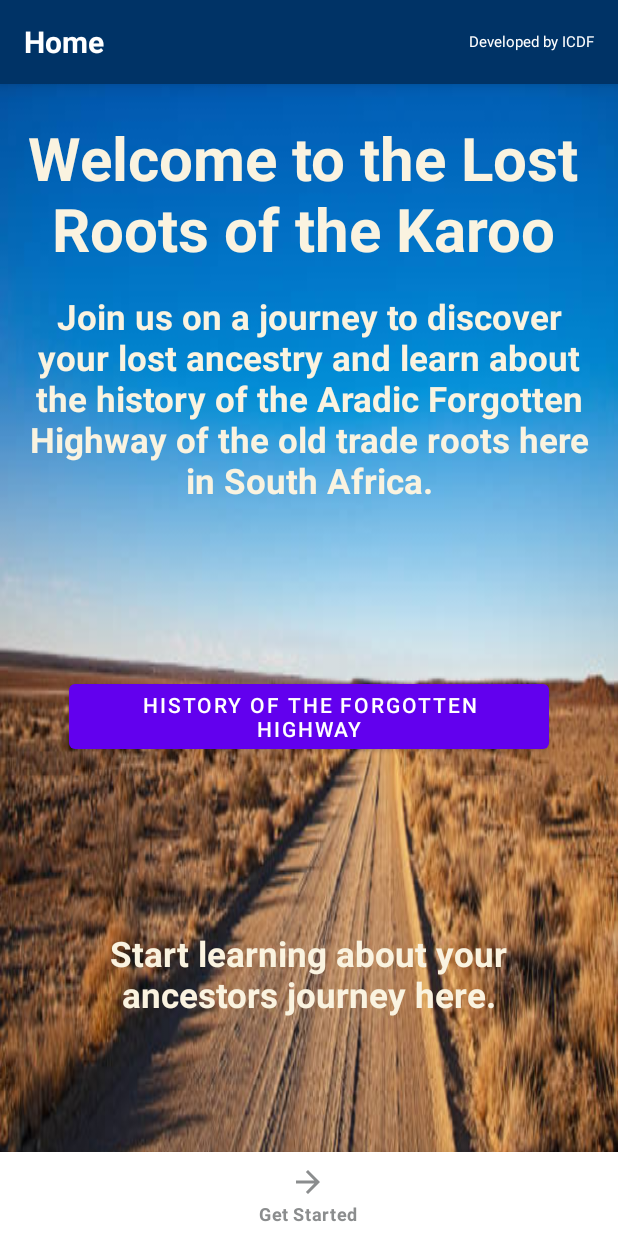
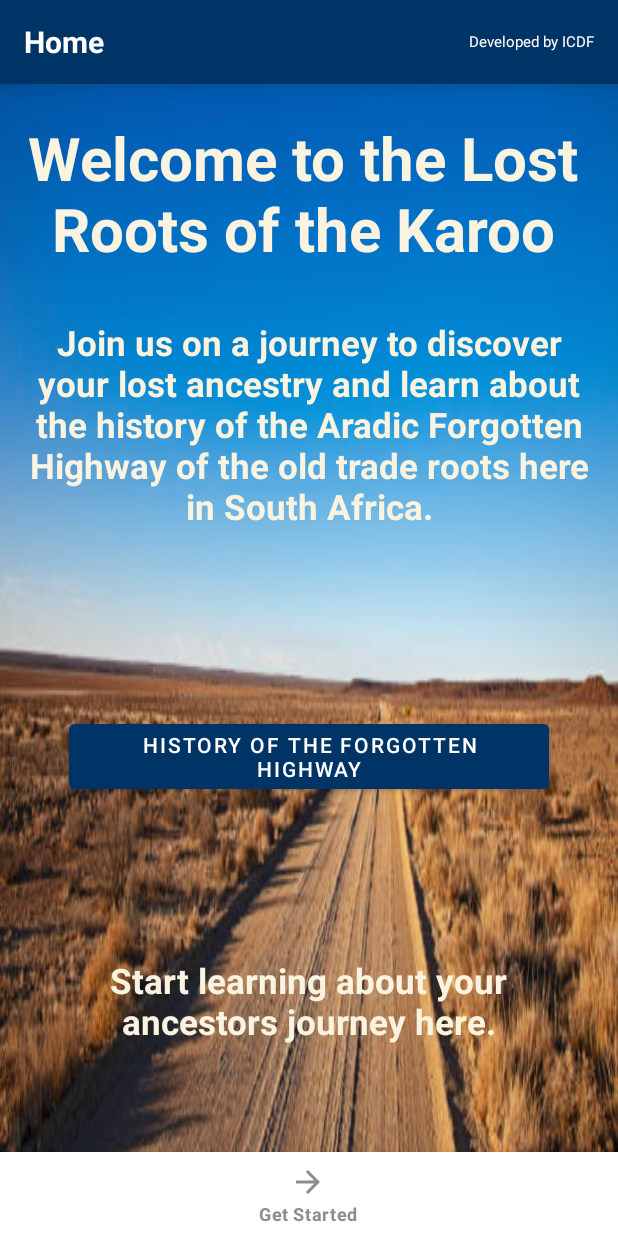
Before and after one commit to CoetzeeNP/Heritage_Skelly, an Android app: the screen it shows after launch (MainActivity), on a phone screen of 412 x 824 dp. Run offline under Robolectric (Android 15) with nearby library versions, the phone set to English and light mode, and no system bars.

Commit message:
To be validated

```diff
--- a/app/src/main/res/layout/activity_choose.xml
+++ b/app/src/main/res/layout/activity_choose.xml
@@ -89,6 +89,7 @@
         android:layout_width="264dp"
         android:layout_height="58dp"
         android:layout_marginTop="20dp"
+        android:backgroundTint="#003366"
         android:text="Find for next adventure?"
         app:layout_constraintEnd_toEndOf="parent"
         app:layout_constraintStart_toStartOf="parent"
@@ -98,6 +99,7 @@
         android:id="@+id/btnSearchRoots"
         android:layout_width="261dp"
         android:layout_height="61dp"
+        android:backgroundTint="#003366"
         android:layout_marginTop="2dp"
         android:text="Find your lost roots?"
         app:layout_constraintBottom_toTopOf="@+id/bottom_nav_navigation"
--- a/app/src/main/res/layout/activity_main.xml
+++ b/app/src/main/res/layout/activity_main.xml
@@ -65,8 +65,8 @@
 
     <TextView
         android:id="@+id/tag_state_description"
-        android:layout_width="379dp"
-        android:layout_height="139dp"
+        android:layout_width="373dp"
+        android:layout_height="175dp"
         android:layout_gravity="start|center_vertical"
         android:layout_marginTop="16dp"
         android:gravity="center"
@@ -113,6 +113,7 @@
         android:layout_width="wrap_content"
         android:layout_height="wrap_content"
         android:layout_marginTop="11dp"
+        android:backgroundTint="#003366"
         android:text="History of the Forgotten Highway"
         app:layout_constraintBottom_toTopOf="@+id/tag_state_description2"
         app:layout_constraintEnd_toEndOf="parent"
--- a/app/src/main/res/layout/activity_search.xml
+++ b/app/src/main/res/layout/activity_search.xml
@@ -140,7 +140,7 @@
         android:layout_width="wrap_content"
         android:layout_height="wrap_content"
         android:text="Search"
-        android:backgroundTint="#0057D9"
+        android:backgroundTint="#003366"
         android:textColor="@color/white"
         android:layout_marginTop="24dp"
         app:cornerRadius="12dp"
--- a/app/src/main/res/layout/activity_selected_user.xml
+++ b/app/src/main/res/layout/activity_selected_user.xml
@@ -68,7 +68,7 @@
                 android:layout_height="wrap_content"
                 android:text="Selected User"
                 android:textColor="@color/black"
-                android:textSize="16sp"
+                android:textSize="30sp"
                 android:layout_centerInParent="true"
                 android:layout_gravity="center"/>
 
```
